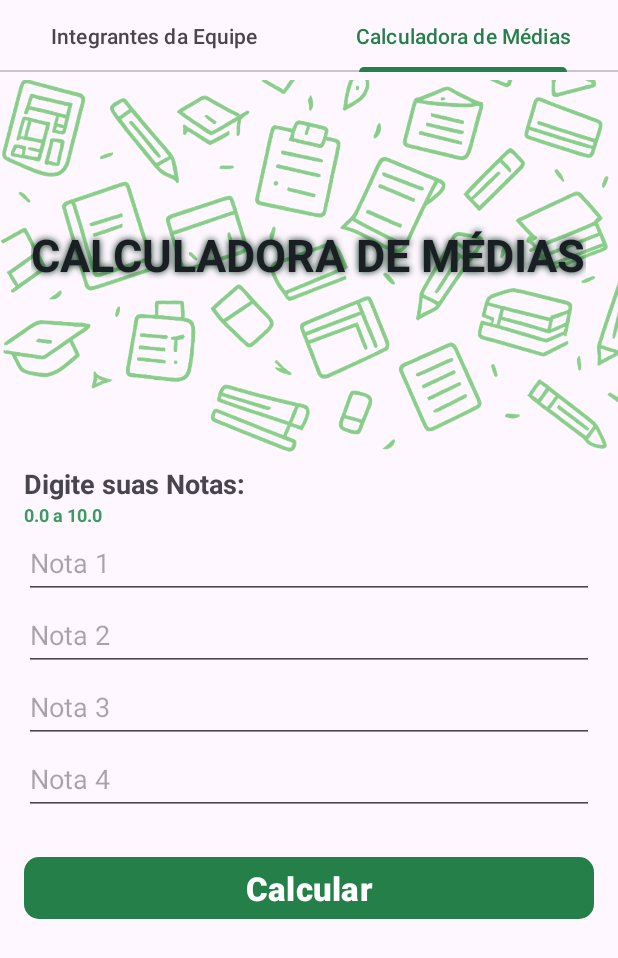
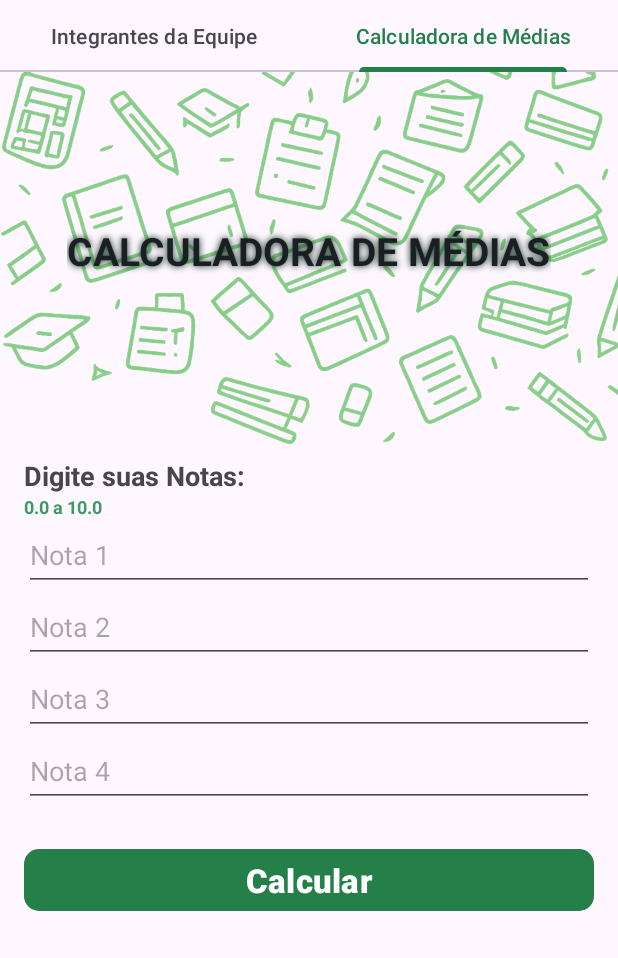
Before and after one commit to WellingtonHSL/App-CalculadoraMedia, an Android app: the screen it shows after launch (MainActivity), tab 2 chosen, on a phone screen of 412 x 824 dp. Shown: the top 958 px of the screen. Run offline under Robolectric (Android 15) with nearby library versions, the phone set to English and light mode, and no system bars.

Commit message:
Fix(StatusBar): no android 5 o app estava sobreescrevendo a status bar, adicionei a enableEdgetoEdge para corrigir

```diff
--- a/app/src/main/AndroidManifest.xml
+++ b/app/src/main/AndroidManifest.xml
@@ -21,12 +21,12 @@
             android:noHistory="true">
             <intent-filter>
                 <action android:name="android.intent.action.MAIN" />
-
                 <category android:name="android.intent.category.LAUNCHER" />
             </intent-filter>
         </activity>
         <activity
             android:name=".MainActivity"
+            android:windowSoftInputMode="adjustResize"
             android:exported="true" />
     </application>
 
--- a/app/src/main/java/com/wellingtonhenrique/calculadoramedias/MainActivity.kt
+++ b/app/src/main/java/com/wellingtonhenrique/calculadoramedias/MainActivity.kt
@@ -1,7 +1,10 @@
 package com.wellingtonhenrique.calculadoramedias
 
 import android.os.Bundle
+import androidx.activity.enableEdgeToEdge
 import androidx.appcompat.app.AppCompatActivity
+import androidx.core.view.ViewCompat
+import androidx.core.view.WindowInsetsCompat
 import androidx.viewpager2.widget.ViewPager2
 import com.google.android.material.tabs.TabLayout
 import com.google.android.material.tabs.TabLayoutMediator
@@ -10,7 +13,13 @@ import com.wellingtonhenrique.calculadoramedias.adapter.ViewPagerAdapter
 class MainActivity : AppCompatActivity() {
     override fun onCreate(savedInstanceState: Bundle?) {
         super.onCreate(savedInstanceState)
+        enableEdgeToEdge()
         setContentView(R.layout.activity_main)
+        ViewCompat.setOnApplyWindowInsetsListener(findViewById(R.id.main)) { v, insets ->
+            val systemBars = insets.getInsets(WindowInsetsCompat.Type.systemBars())
+            v.setPadding(systemBars.left, systemBars.top, systemBars.right, systemBars.bottom)
+            insets
+        }
 
         val viewPager: ViewPager2 = findViewById(R.id.viewPager)
         val tabLayout: TabLayout = findViewById(R.id.tabLayout)
--- a/app/src/main/java/com/wellingtonhenrique/calculadoramedias/ui/SplashActivity.kt
+++ b/app/src/main/java/com/wellingtonhenrique/calculadoramedias/ui/SplashActivity.kt
@@ -4,7 +4,10 @@ import android.content.Intent
 import android.os.Bundle
 import android.os.Handler
 import android.os.Looper
+import androidx.activity.enableEdgeToEdge
 import androidx.appcompat.app.AppCompatActivity
+import androidx.core.view.ViewCompat
+import androidx.core.view.WindowInsetsCompat
 import com.wellingtonhenrique.calculadoramedias.MainActivity
 import com.wellingtonhenrique.calculadoramedias.R
 
@@ -12,7 +15,13 @@ class SplashActivity : AppCompatActivity() {
 
     override fun onCreate(savedInstanceState: Bundle?) {
         super.onCreate(savedInstanceState)
+        enableEdgeToEdge()
         setContentView(R.layout.activity_splash)
+        ViewCompat.setOnApplyWindowInsetsListener(findViewById(R.id.main)) { v, insets ->
+            val systemBars = insets.getInsets(WindowInsetsCompat.Type.systemBars())
+            v.setPadding(systemBars.left, systemBars.top, systemBars.right, systemBars.bottom)
+            insets
+        }
 
         Handler(Looper.getMainLooper()).postDelayed({
             startActivity(Intent(this, MainActivity::class.java))
--- a/app/src/main/java/com/wellingtonhenrique/calculadoramedias/ui/calculator/CalculatorFragment.kt
+++ b/app/src/main/java/com/wellingtonhenrique/calculadoramedias/ui/calculator/CalculatorFragment.kt
@@ -7,6 +7,7 @@ import android.view.View
 import android.view.ViewGroup
 import android.widget.Button
 import android.widget.EditText
+import androidx.core.content.ContextCompat
 import androidx.fragment.app.Fragment
 import com.google.android.material.snackbar.Snackbar
 import com.wellingtonhenrique.calculadoramedias.R
@@ -51,7 +52,7 @@ class CalculatorFragment : Fragment() {
                     note3.text.clear()
                     note4.text.clear()
                 }
-                    .setActionTextColor(Color.GREEN)
+                    .setActionTextColor(ContextCompat.getColor(requireContext(), R.color.greenbase))
                     .show()
             } else {
                 Snackbar.make(view, "Digite notas válidas", Snackbar.LENGTH_LONG).show()
--- a/app/src/main/res/layout/fragment_calculator.xml
+++ b/app/src/main/res/layout/fragment_calculator.xml
@@ -8,7 +8,7 @@
 
     <ImageView
         android:layout_width="match_parent"
-        android:layout_height="260dp"
+        android:layout_height="250dp"
         android:src="@drawable/bg_calculator" />
 
     <RelativeLayout
@@ -25,7 +25,7 @@
             android:layout_centerHorizontal="true"
             android:layout_marginTop="85dp"
             android:text="CALCULADORA DE MÉDIAS"
-            android:textSize="30sp"
+            android:textSize="26sp"
             android:textStyle="bold"
             android:textColor="?attr/colorDescription"
             android:shadowColor="@color/greendark"
```
Also changed, not shown: app/src/main/java/com/wellingtonhenrique/calculadoramedias/ui/team/DetailMembersActivity.kt (+9 -0 lines).
